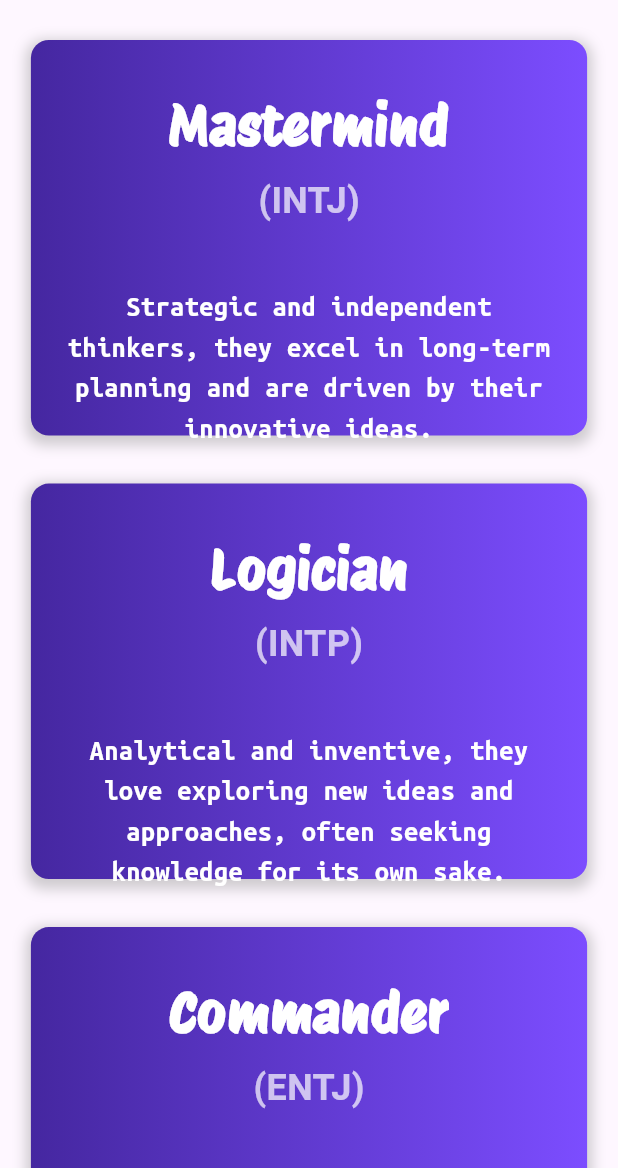
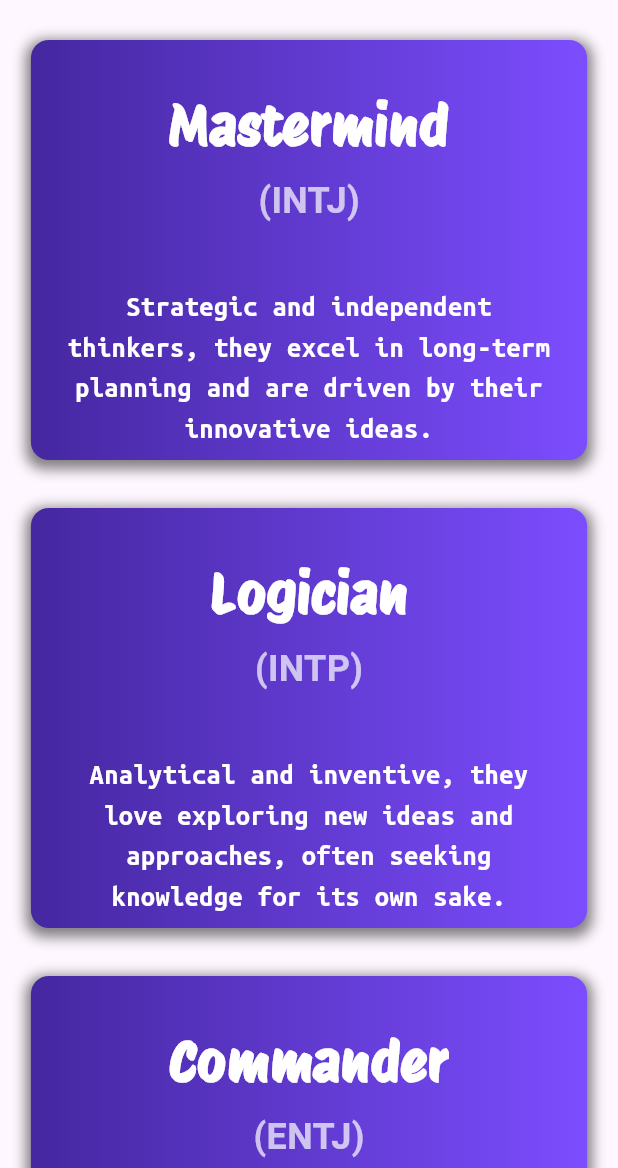
Before and after one commit to softengen/MBTI_Personality_App, a Flutter app: the screen it shows after launch, on a phone screen of 412 x 824 dp, the part 68-1236 px from its top. Run offline on Flutter 3.47's test engine with Material 3 defaults, Android fonts, the phone set to English and light mode, and no system bars; project files that could hold a hidden picture were left out.

Commit message:
updated personality_card; fixed overflow problem and updated shadow

```diff
--- a/lib/All_Personalities.dart
+++ b/lib/All_Personalities.dart
@@ -2914,7 +2914,7 @@ class _ESFPState extends State<ESFP> {
     return Scaffold(
         appBar: AppBar(
 
-          title: Text("ESFJ"),
+          title: Text("ESFP"),
         ),
         body: SingleChildScrollView(
           child: Column(
@@ -2922,7 +2922,7 @@ class _ESFPState extends State<ESFP> {
             children: [
               Material(
                 child: Hero(
-                  tag: "ESFJ",
+                  tag: "ESFP",
                   child: Center(
                     child: Container(
                       margin: EdgeInsets.all(11),
--- a/lib/widgets/personality_card.dart
+++ b/lib/widgets/personality_card.dart
@@ -23,7 +23,7 @@ class personality_card extends StatelessWidget {
             borderRadius: BorderRadius.circular(12),
             boxShadow: [
               BoxShadow(
-                color: Colors.grey.withOpacity(0.5),
+                color: Colors.black.withOpacity(0.5),
                 spreadRadius: 3,
                 blurRadius: 7,
                 offset: const Offset(0, 3),
@@ -37,7 +37,7 @@ class personality_card extends StatelessWidget {
             ),
           ),
           width: w * 0.9,
-          height: h * 0.32,
+          height: 280,
           child: Column(
             crossAxisAlignment: CrossAxisAlignment.center,
             children: [
```
